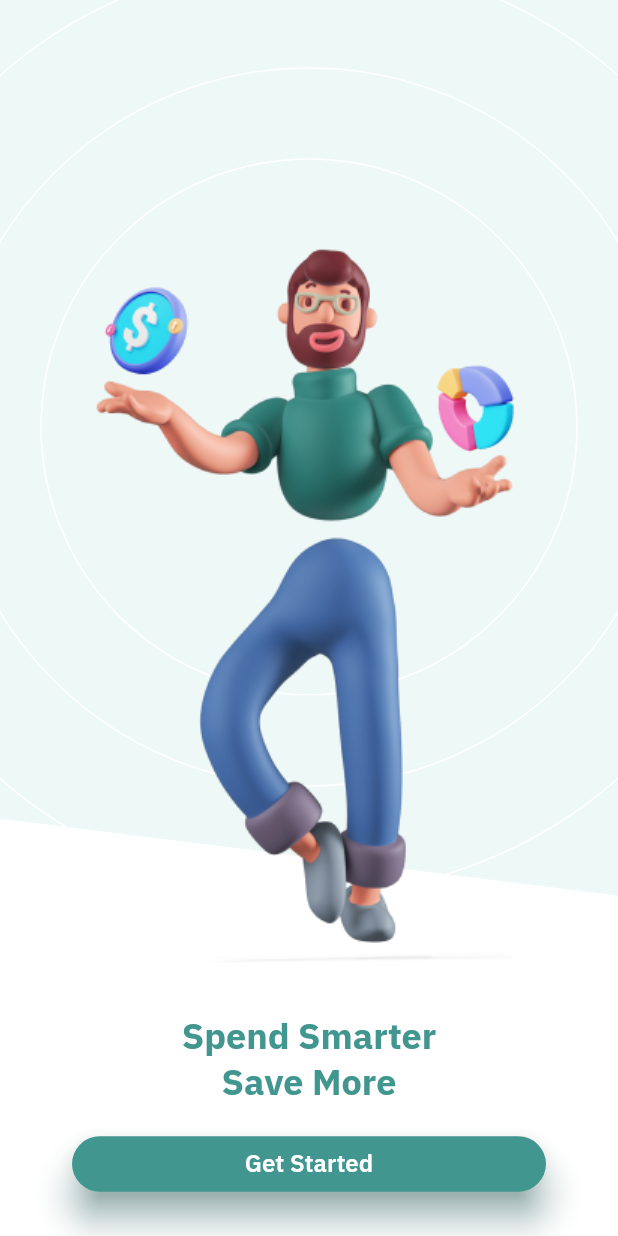
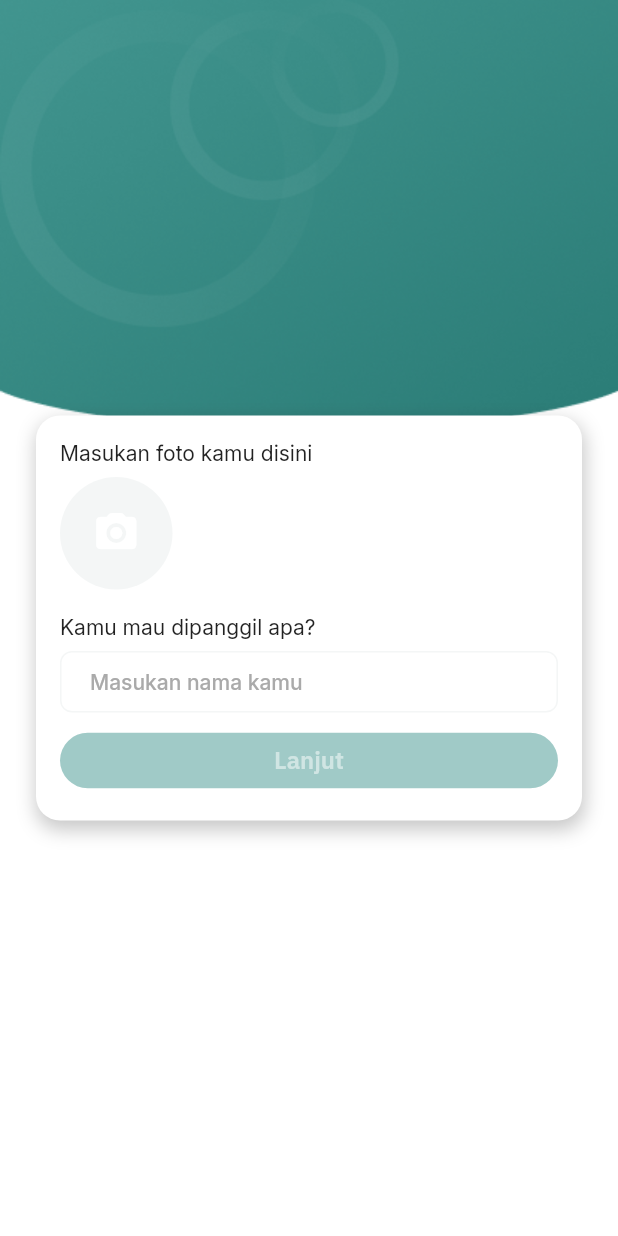
Before and after one commit to bimantaratirta/self, a Flutter app: the RegistPage screen opened by its route, on a phone screen of 412 x 824 dp. Run offline on Flutter 3.47's test engine with Material 2 defaults, Android fonts, the phone set to English and light mode, and no system bars; our stand-ins replace file_picker, flutter_svg, get, google_fonts, shared_preferences, sqflite; accounts and stored records are empty; project files that could hold a hidden picture were left out.

Commit message:
Initial local storage & regist page

```diff
--- a/lib/constants/app_routes.dart
+++ b/lib/constants/app_routes.dart
@@ -1,5 +1,6 @@
 import 'package:get/route_manager.dart';
 
+import '../pages/landing/landing_page.dart';
 import '../pages/regist/regist_page.dart';
 import '../pages/splash/splash_page.dart';
 
@@ -11,6 +12,11 @@ class AppRoute {
       transition: Transition.rightToLeft,
     ),
     GetPage(
+      name: landing,
+      page: () => const LandingPage(),
+      transition: Transition.rightToLeft,
+    ),
+    GetPage(
       name: regist,
       page: () => const RegistPage(),
       transition: Transition.rightToLeft,
@@ -18,5 +24,6 @@ class AppRoute {
   ];
 
   static String splash = "/splash";
+  static String landing = "/landing";
   static String regist = "/regist";
 }
--- a/lib/pages/regist/regist_page.dart
+++ b/lib/pages/regist/regist_page.dart
@@ -1,67 +1,127 @@
+import 'dart:io';
+
 import 'package:flutter/material.dart';
-import 'package:flutter_svg/flutter_svg.dart';
-import 'package:self/shareds/widget/bold_text.dart';
+import 'package:get/instance_manager.dart';
+import 'package:get/state_manager.dart';
 
 import '../../constants/app_colors.dart';
 import '../../constants/custom_gap.dart';
 import '../../constants/custom_size.dart';
 import '../../shareds/widget/custom_button.dart';
+import '../../shareds/widget/custom_text_field.dart';
+import 'controller/regist_controller.dart';
 
-class RegistPage extends StatelessWidget {
+class RegistPage extends StatefulWidget {
   const RegistPage({super.key});
 
   @override
+  State<RegistPage> createState() => _RegistPageState();
+}
+
+class _RegistPageState extends State<RegistPage> {
+  final controller = Get.put<RegistController>(RegistController());
+
+  final _nameController = TextEditingController();
+  final _nameFocusNode = FocusNode();
+
+  @override
   Widget build(BuildContext context) {
+    final size = MediaQuery.of(context).size;
     return Scaffold(
-      body: SizedBox.expand(
-        child: Stack(
+      body: Container(
+        width: size.width,
+        height: size.height,
+        padding: const EdgeInsets.all(CSize.m),
+        constraints: const BoxConstraints(),
+        decoration: const BoxDecoration(
+          image: DecorationImage(
             alignment: Alignment.topCenter,
-          children: [
-            SvgPicture.asset(
-              'assets/background/welcome-bg.svg',
-              alignment: Alignment.topCenter,
+            image: AssetImage('assets/background/scaffold-bg.png'),
+            fit: BoxFit.fitWidth,
           ),
-            Align(
-              alignment: Alignment.bottomCenter,
-              child: SingleChildScrollView(
-                padding: const EdgeInsets.symmetric(
-                  vertical: CSize.m,
-                  horizontal: CSize.xh,
         ),
         child: Column(
-                  mainAxisSize: MainAxisSize.max,
-                  crossAxisAlignment: CrossAxisAlignment.stretch,
-                  mainAxisAlignment: MainAxisAlignment.end,
+          mainAxisAlignment: MainAxisAlignment.center,
+          crossAxisAlignment: CrossAxisAlignment.center,
+          mainAxisSize: MainAxisSize.min,
           children: [
-                    Image.asset('assets/illustrations/man.png', width: 400),
-                    VertGap.reg,
-                    const Column(
-                      crossAxisAlignment: CrossAxisAlignment.center,
-                      children: [
-                        BoldText(
-                          text: "Spend Smarter",
-                          fontWeight: FontWeight.bold,
-                          fontSize: 24,
-                          color: AppColor.primaryLight,
+            Container(
+              width: size.width,
+              constraints: const BoxConstraints(),
+              padding: const EdgeInsets.all(CSize.reg),
+              decoration: BoxDecoration(
+                borderRadius: const BorderRadius.all(
+                  Radius.circular(CSize.reg),
                 ),
-                        BoldText(
-                          text: "Save More",
-                          fontWeight: FontWeight.bold,
-                          fontSize: 24,
-                          color: AppColor.primaryLight,
+                color: AppColor.white,
+                boxShadow: [
+                  BoxShadow(
+                    color: AppColor.black.withOpacity(.25),
+                    offset: const Offset(1.0, 5.0),
+                    blurRadius: 10.0,
+                    spreadRadius: 1.0,
                   ),
                 ],
               ),
+              child: Column(
+                crossAxisAlignment: CrossAxisAlignment.stretch,
+                children: [
+                  Column(
+                    crossAxisAlignment: CrossAxisAlignment.start,
+                    children: [
+                      const Text("Masukan foto kamu disini"),
+                      VertGap.s,
+                      GestureDetector(
+                        onTap: controller.onChangePicture,
+                        child: Obx(() {
+                          final image = controller.image.value;
+                          return Container(
+                            width: 75,
+                            height: 75,
+                            decoration: const BoxDecoration(
+                              shape: BoxShape.circle,
+                              color: AppColor.lightGrey,
+                            ),
+                            clipBehavior: Clip.antiAliasWithSaveLayer,
+                            child: image == null
+                                ? const Icon(
+                                    Icons.camera_alt_rounded,
+                                    color: AppColor.white,
+                                    size: 32,
+                                  )
+                                : Image.file(
+                                    File(image),
+                                    fit: BoxFit.cover,
+                                  ),
+                          );
+                        }),
+                      ),
                       VertGap.reg,
-                    CButton(
-                      type: ButtonType.elevated,
-                      text: "Get Started",
-                      foregroundColor: AppColor.white,
-                      shadowColor: AppColor.primaryLight,
-                      onPressed: () {},
+                      const Text("Kamu mau dipanggil apa?"),
+                      VertGap.s,
+                      CTextField(
+                        onChanged: controller.onNameChanged,
+                        onTapOutside: (_) => _nameFocusNode.unfocus(),
+                        controller: _nameController,
+                        focusNode: _nameFocusNode,
+                        enabled: true,
+                        hintText: "Masukan nama kamu",
                       ),
                     ],
                   ),
+                  VertGap.s,
+                  Obx(() {
+                    final state = controller.buttonState.value;
+                    return CButton(
+                      state: state,
+                      type: ButtonType.elevated,
+                      foregroundColor: AppColor.white,
+                      elevation: 2.5,
+                      text: "Lanjut",
+                      onPressed: controller.onNext,
+                    );
+                  }),
+                ],
               ),
             ),
           ],
--- a/lib/pages/splash/controller/splash_controller.dart
+++ b/lib/pages/splash/controller/splash_controller.dart
@@ -2,12 +2,12 @@ import 'package:get/get_state_manager/src/simple/get_controllers.dart';
 import 'package:get/route_manager.dart';
 
 import '../../../constants/app_routes.dart';
+import '../../../services/xml_service.dart';
 
 class SplashController extends GetxController {
   void check() async {
     await Future.delayed(const Duration(seconds: 2));
-    Get.toNamed(
-      AppRoute.regist,
-    );
+    final isRegistered = (await XMLService.readPref('isRegistered')) as bool;
+    Get.offNamed(isRegistered ? AppRoute.landing : AppRoute.landing);
   }
 }
--- a/lib/shareds/widget/custom_button.dart
+++ b/lib/shareds/widget/custom_button.dart
@@ -94,7 +94,7 @@ class CButton extends StatelessWidget {
           color: state == ButtonState.enable
               ? borderColor
               : borderColor.withOpacity(.5),
-          width: borderWidth ?? 2.0,
+          width: borderWidth ?? 1.0,
         ),
         foregroundColor: foregroundColor,
         backgroundColor: Colors.transparent,
--- /dev/null
+++ b/lib/shareds/widget/custom_text_field.dart
@@ -0,0 +1,64 @@
+import 'package:flutter/material.dart';
+
+import '../../constants/app_colors.dart';
+import '../../constants/custom_size.dart';
+
+class CTextField extends StatelessWidget {
+  const CTextField({
+    super.key,
+    required this.onChanged,
+    this.onTapOutside,
+    required this.controller,
+    required this.focusNode,
+    this.isObscure,
+    required this.enabled,
+    required this.hintText,
+    this.labelWeight,
+    this.labelColor,
+    this.labelSize,
+    this.suffix,
+  });
+
+  final Function(String) onChanged;
+  final Function(PointerDownEvent)? onTapOutside;
+  final TextEditingController controller;
+  final FocusNode focusNode;
+  final bool? isObscure;
+  final bool enabled;
+  final String hintText;
+  final FontWeight? labelWeight;
+  final Color? labelColor;
+  final double? labelSize;
+  final Widget? suffix;
+
+  @override
+  Widget build(BuildContext context) {
+    return TextField(
+      controller: controller,
+      focusNode: focusNode,
+      onChanged: onChanged,
+      enabled: enabled,
+      onTapOutside: onTapOutside,
+      obscureText: isObscure ?? false,
+      decoration: InputDecoration(
+        border: const OutlineInputBorder(
+          borderSide: BorderSide(color: AppColor.lightGrey),
+          borderRadius: BorderRadius.all(Radius.circular(CSize.s)),
+        ),
+        isCollapsed: true,
+        contentPadding: const EdgeInsets.symmetric(
+          horizontal: 16,
+          vertical: 12,
+        ),
+        hintText: hintText,
+        hintStyle: const TextStyle(color: AppColor.grey, fontSize: 14),
+        enabledBorder: const OutlineInputBorder(
+          borderSide: BorderSide(color: AppColor.lightGrey),
+          borderRadius: BorderRadius.all(Radius.circular(CSize.s)),
+        ),
+        suffixIcon: suffix,
+        suffixIconConstraints: const BoxConstraints(minWidth: 50),
+      ),
+    );
+  }
+}
--- a/pubspec.yaml
+++ b/pubspec.yaml
@@ -40,6 +40,10 @@ dependencies:
   flutter_svg: ^2.0.7
   google_fonts: ^5.1.0
   flutter_local_notifications: ^15.1.1
+  path: ^1.8.3
+  shared_preferences: ^2.2.1
+  file_picker: ^5.5.0
+  permission_handler: ^11.0.0
 
 dev_dependencies:
   flutter_test:
```
Also changed, not shown: lib/models/model_user.dart (added, +39 -0 lines), lib/pages/landing/landing_page.dart (added, +74 -0 lines), lib/pages/regist/controller/regist_controller.dart (+55 -0 lines), lib/pages/regist/widget/regist_image_dialog.dart (added, +63 -0 lines), lib/pages/splash/splash_page.dart (+7 -1 lines), lib/services/sql_service.dart (added, +134 -0 lines), lib/services/xml_service.dart (added, +50 -0 lines), assets/background/scaffold-bg.png (added), pubspec.lock, 3 other files. Lines whose indentation alone changed are shown as unchanged.
